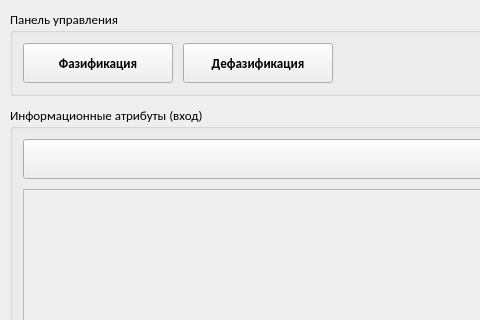
Above: ui/controller_window.ui from WeeIIer/knowledge_representation-lab_2 before the change; both pictures show x 0 to 480 and y 0 to 320 of the 1118 by 774 pixel window. Below: the same form after it.
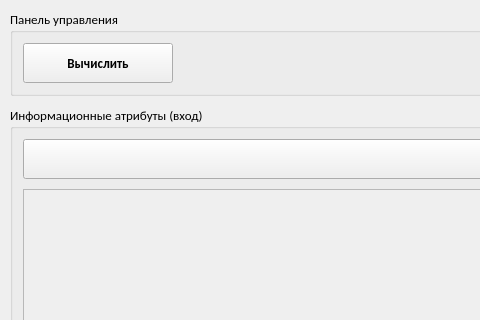
That is the form after the change.

```diff
--- a/ui/controller_window.ui
+++ b/ui/controller_window.ui
@@ -110,41 +110,7 @@
          <cursorShape>PointingHandCursor</cursorShape>
         </property>
         <property name="text">
-         <string>Фазификация</string>
-        </property>
-        <property name="iconSize">
-         <size>
-          <width>24</width>
-          <height>24</height>
-         </size>
-        </property>
-       </widget>
-      </item>
-      <item>
-       <widget class="QPushButton" name="button_defuzzy">
-        <property name="sizePolicy">
-         <sizepolicy hsizetype="Minimum" vsizetype="Fixed">
-          <horstretch>0</horstretch>
-          <verstretch>0</verstretch>
-         </sizepolicy>
-        </property>
-        <property name="minimumSize">
-         <size>
-          <width>150</width>
-          <height>40</height>
-         </size>
-        </property>
-        <property name="font">
-         <font>
-          <weight>75</weight>
-          <bold>true</bold>
-         </font>
-        </property>
-        <property name="cursor">
-         <cursorShape>PointingHandCursor</cursorShape>
-        </property>
-        <property name="text">
-         <string>Дефазификация</string>
+         <string>Вычислить</string>
         </property>
         <property name="iconSize">
          <size>
```
Left out of the diff: 2 changed lines with no effect on the pictures.
